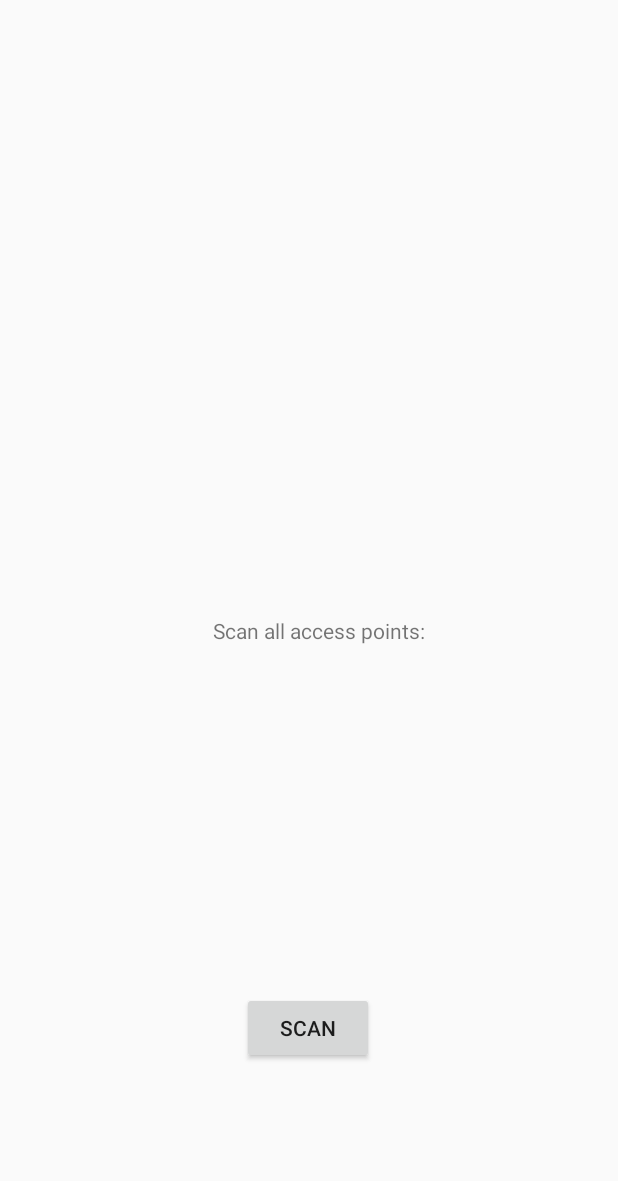
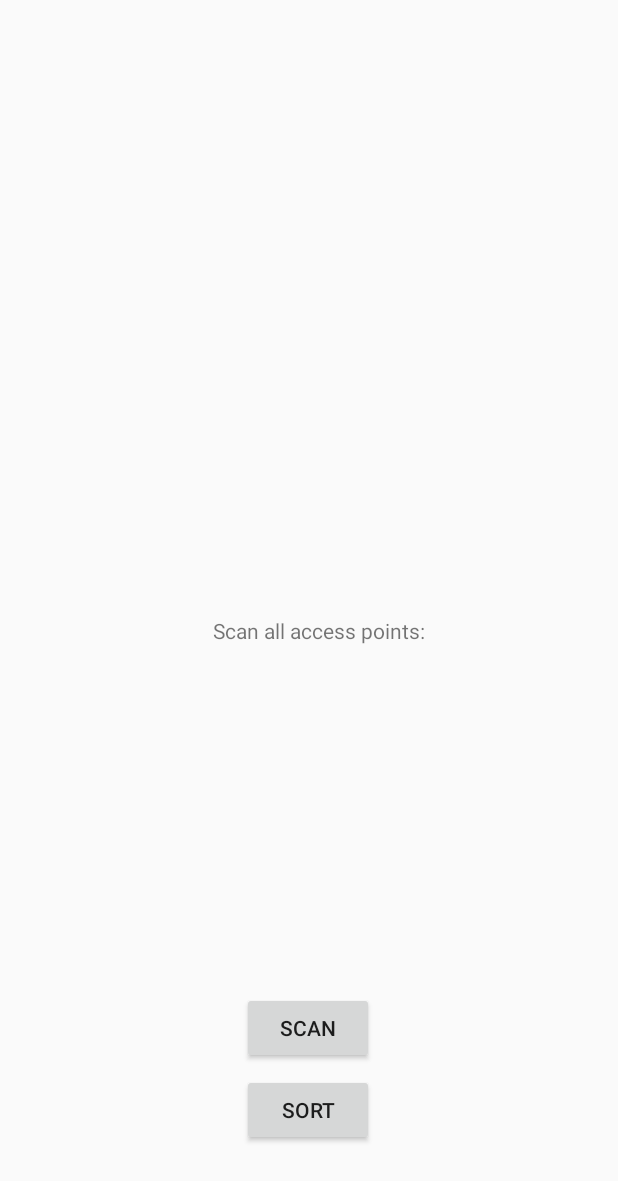
Before and after one commit to denizdanaei/Bayesian-Localization, an Android app: the screen it shows after launch (MainActivity), after a tap on "SCAN", on a phone screen of 412 x 824 dp. Shown: the top 1181 px of the screen. Run offline under Robolectric (Android 15) with nearby library versions, the phone set to English and light mode, and no system bars; 2 statements that could not run were skipped.

Commit message:
wifiscan_failed_attempt_to_json_file

```diff
--- a/wifiscan/app/build.gradle
+++ b/wifiscan/app/build.gradle
@@ -25,4 +25,6 @@ dependencies {
     testImplementation 'junit:junit:4.12'
     androidTestImplementation 'com.android.support.test:runner:1.0.2'
     androidTestImplementation 'com.android.support.test.espresso:espresso-core:3.0.2'
+
+    implementation 'com.google.code.gson:gson:2.8.5'
 }
--- a/wifiscan/app/src/main/java/com/example/k2/d2/wifiscan/MainActivity.java
+++ b/wifiscan/app/src/main/java/com/example/k2/d2/wifiscan/MainActivity.java
@@ -1,6 +1,9 @@
 package com.example.k2.d2.wifiscan;
 
 
+import java.util.ArrayList;
+import java.util.Collections;
+import java.util.Comparator;
 import java.util.List;
 import android.app.Activity;
 import android.net.wifi.ScanResult;
@@ -12,6 +15,10 @@ import android.view.View;
 import android.view.View.OnClickListener;
 import android.widget.Button;
 import android.widget.TextView;
+
+import com.google.gson.Gson;
+import com.google.gson.GsonBuilder;
+
 
 /**
  * Smart Phone Sensing Example 4. Wifi received signal strength.
@@ -29,7 +36,7 @@ public class MainActivity extends Activity implements OnClickListener {
     /**
      * The button.
      */
-    private Button buttonRssi;
+    private Button buttonRssi, buttonSort;
 
     @Override
     public void onCreate(Bundle savedInstanceState) {
@@ -38,24 +45,24 @@ public class MainActivity extends Activity implements OnClickListener {
 
         // Create items.
         textRssi = (TextView) findViewById(R.id.textRSSI);
+        textRssi.setMovementMethod(new ScrollingMovementMethod());
+
         buttonRssi = (Button) findViewById(R.id.buttonRSSI);
+        buttonRssi.setOnClickListener(this);
+
+        buttonSort = (Button) findViewById(R.id.sortwifi);
+        buttonSort.setOnClickListener(this);
+
         // Set listener for the button.
-        buttonRssi.setOnClickListener(this);
-        textRssi.setMovementMethod(new ScrollingMovementMethod());
-    }
 
-    // onResume() registers the accelerometer for listening the events
-    protected void onResume() {
-        super.onResume();
-    }
 
-    // onPause() unregisters the accelerometer for stop listening the events
-    protected void onPause() {
-        super.onPause();
     }
 
     @Override
     public void onClick(View v) {
+        switch (v.getId()) {
+
+            case R.id.buttonRSSI:
                 // Set text.
                 textRssi.setText("\n\tScan all access points:");
                 // Set wifi manager.
@@ -66,9 +73,57 @@ public class MainActivity extends Activity implements OnClickListener {
                 List<ScanResult> scanResults = wifiManager.getScanResults();
                 // Write results to a label
                 for (ScanResult scanResult : scanResults) {
-            textRssi.setText(textRssi.getText() + "\n\tBSSID = "
-                    + scanResult.BSSID + "    RSSI = "
-                    + scanResult.level + "dBm");
+                    textRssi.setText(textRssi.getText() + "\n\tBSSID = " + scanResult.BSSID +
+                           "    level = " + scanResult.level);
                 }
+
+                break;
+            case R.id.sortwifi:
+
+//                // Set wifi manager.
+//                wifiManager = (WifiManager) getApplicationContext().getSystemService(Context.WIFI_SERVICE);
+//                // Start a wifi scan.
+//                wifiManager.startScan();
+//                // Store results in a list.
+//                scanResults = wifiManager.getScanResults();
+//                //sortArrayList(scanResults);
+//                // Write results to a label
+//                for (ScanResult scanResult : scanResults) {
+//                    textRssi.setText(textRssi.getText() + "\n\tBSSID = " + scanResult.BSSID +
+//                            "    level = " + scanResult.level);
+//                }
+                Gson gsonBuilder = new GsonBuilder().create();
+                // Convert Java Array into JSON
+                List languagesArrayList = new ArrayList();
+                languagesArrayList.add("Russian");
+                languagesArrayList.add("English");
+                languagesArrayList.add("French");
+
+                String jsonFromJavaArrayList = gsonBuilder.toJson(languagesArrayList);
+
+                System.out.println(jsonFromJavaArrayList);
+                break;
+
+
         }
+
     }
+
+//    public void sortedList() {
+//
+//        wifiManager = (WifiManager) getApplicationContext().getSystemService(Context.WIFI_SERVICE);
+//        // Start a wifi scan.
+//        wifiManager.startScan();
+//        // Store results in a list.
+//        List<ScanResult> scanResults = wifiManager.getScanResults();
+//
+//        Collections.sort(scanResults, new Comparator<ScanResult>() {
+//            @Override
+//            public int compare(ScanResult o1, ScanResult o2) {
+//                return o1.level.compareTo(o2.level);
+//            }
+//
+//        });
+//    }
+
+}
--- a/wifiscan/app/src/main/res/layout/activity_main.xml
+++ b/wifiscan/app/src/main/res/layout/activity_main.xml
@@ -33,4 +33,20 @@
         app:layout_constraintTop_toTopOf="parent"
         app:layout_constraintVertical_bias="0.86" />
 
+    <Button
+        android:id="@+id/sortwifi"
+        android:layout_width="wrap_content"
+        android:layout_height="wrap_content"
+        android:layout_marginStart="8dp"
+        android:layout_marginTop="8dp"
+        android:layout_marginEnd="8dp"
+        android:layout_marginBottom="8dp"
+        android:scrollbars="vertical"
+        android:text="Sort"
+        app:layout_constraintBottom_toBottomOf="parent"
+        app:layout_constraintEnd_toEndOf="parent"
+        app:layout_constraintHorizontal_bias="0.498"
+        app:layout_constraintStart_toStartOf="parent"
+        app:layout_constraintTop_toTopOf="parent"
+        app:layout_constraintVertical_bias="0.932" />
 </android.support.constraint.ConstraintLayout>
--- a/wifiscan/build.gradle
+++ b/wifiscan/build.gradle
@@ -7,7 +7,7 @@ buildscript {
 
     }
     dependencies {
-        classpath 'com.android.tools.build:gradle:3.4.0'
+        classpath 'com.android.tools.build:gradle:3.4.1'
 
         // NOTE: Do not place your application dependencies here; they belong
         // in the individual module build.gradle files
```
Also changed, not shown: wifiscan/app/src/main/java/com/example/k2/d2/wifiscan/jsonScanResult.java (added, +22 -0 lines). Lines whose indentation alone changed are shown as unchanged.
